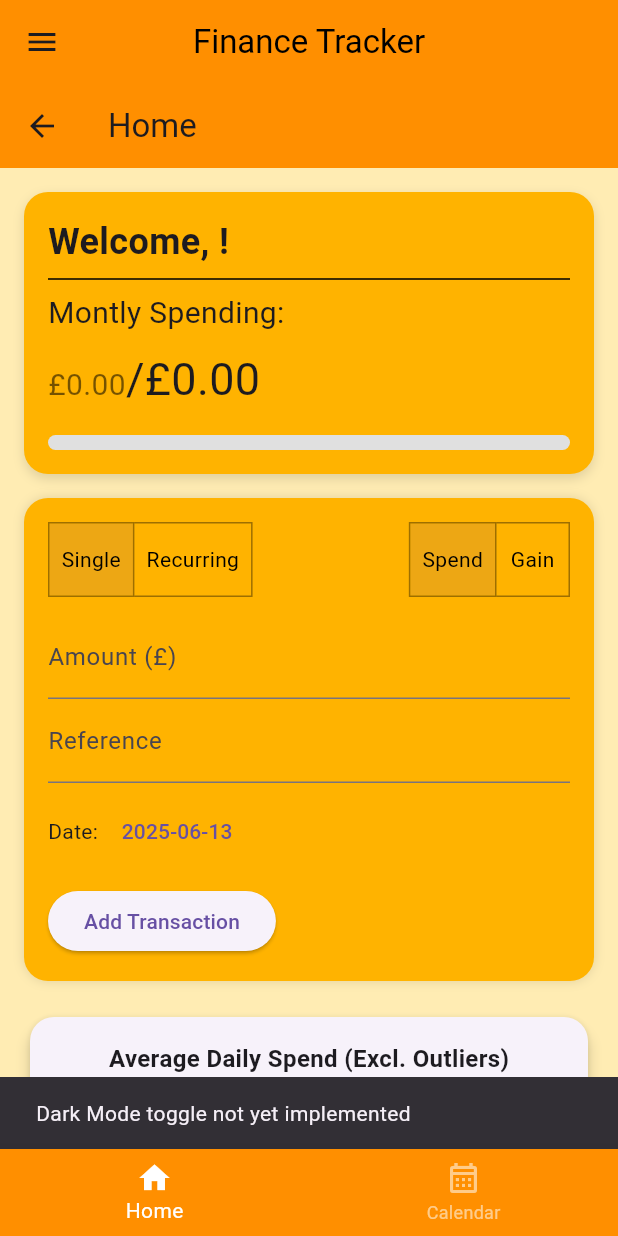
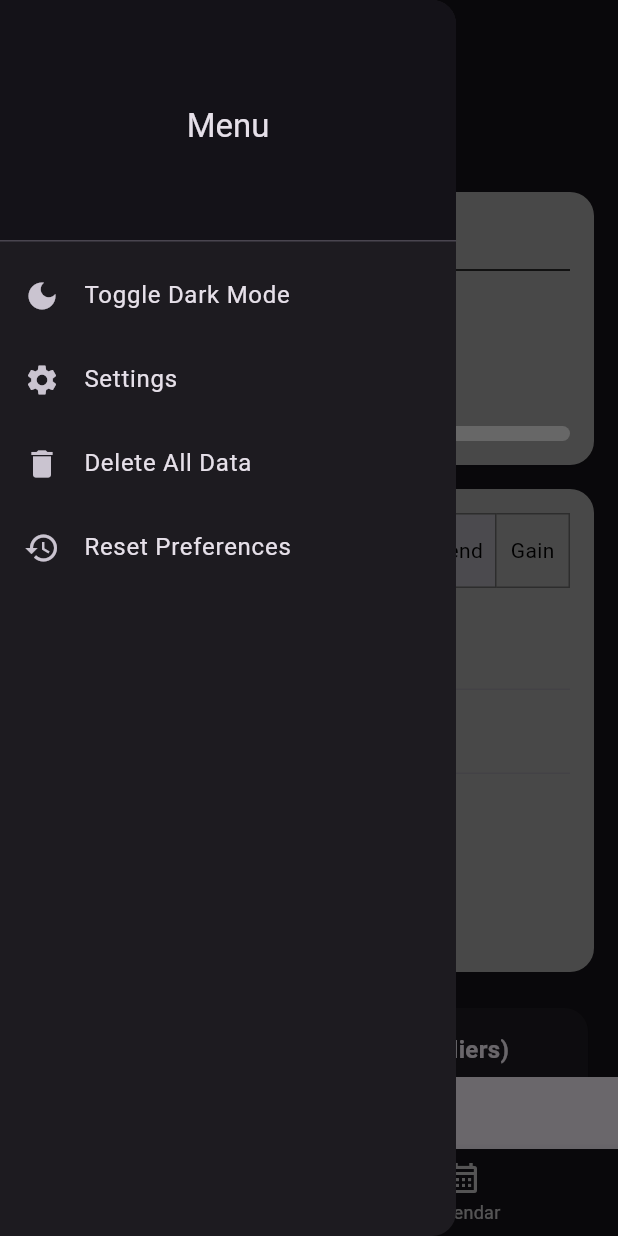
Before and after one commit to Defalt0402/Android-Finance-Tracker, a Flutter app: the MainApp screen opened by its route, in the side drawer, after a tap on "Toggle Dark Mode", on a phone screen of 412 x 824 dp. Run offline on Flutter 3.47's test engine with Material 3 defaults, Android fonts, the phone set to English and light mode, and no system bars; drawn by our look-alikes of fl_chart; our stand-ins replace shared_preferences, sqflite, table_calendar; accounts and stored records are empty.

Commit message:
Added dark theme. Refactored code to use theme colors instead of hard coded

```diff
--- a/finance_tracker/lib/main.dart
+++ b/finance_tracker/lib/main.dart
@@ -20,6 +20,29 @@ class MyApp extends StatefulWidget {
 }
 
 class _MyAppState extends State<MyApp> {
+  ThemeMode _themeMode = ThemeMode.light;
+
+  @override
+  void initState() {
+    super.initState();
+    _loadTheme();
+  }
+
+  Future<void> _loadTheme() async {
+    final prefs = await SharedPreferences.getInstance();
+    final isDark = prefs.getBool('isDarkMode') ?? false;
+    setState(() {
+      _themeMode = isDark ? ThemeMode.dark : ThemeMode.light;
+    });
+  }
+
+  Future<void> _toggleTheme(bool isDark) async {
+    final prefs = await SharedPreferences.getInstance();
+    await prefs.setBool('isDarkMode', isDark);
+    setState(() {
+      _themeMode = isDark ? ThemeMode.dark : ThemeMode.light;
+    });
+  }
 
   Future<bool> _isFirstTimeUser() async {
     final prefs = await SharedPreferences.getInstance();
@@ -31,9 +54,39 @@ class _MyAppState extends State<MyApp> {
   Widget build(BuildContext context) {
     return MaterialApp(
       title: 'Finance Tracker',
+      theme: ThemeData(
+        brightness: Brightness.light,
+        primaryColor: Colors.amber[800],
+        primaryColorLight: Colors.amber[600],
+        appBarTheme: AppBarTheme(
+          backgroundColor: Colors.amber[800],
+          foregroundColor: Colors.black,  // text and icons in appbar
+        ),
+        drawerTheme: DrawerThemeData(
+          backgroundColor: Colors.amber[100],
+        ),
+        textTheme: TextTheme(
+          titleLarge: TextStyle(  // headline6 is often used for titles like DrawerHeader
+            color: Colors.black, // set drawer header text color here
+            fontSize: 24,
+            fontWeight: FontWeight.bold,
+          ),
+        ),
+        bottomNavigationBarTheme: BottomNavigationBarThemeData(
+          backgroundColor: Colors.amber[800],
+          selectedItemColor: Colors.white,
+          unselectedItemColor: Colors.white54,
+        ),
+        toggleButtonsTheme: ToggleButtonsThemeData(
+          selectedColor: Colors.amber[900],
+          fillColor: Colors.amber[900],
+        )
+      ),
+      darkTheme: ThemeData.dark(),  // you can customize this too
+      themeMode: _themeMode,
       routes: {
         '/setup': (context) => const UserSetupPage(),
-        '/main': (context) => const MainApp(),
+        '/main': (context) => MainApp(toggleTheme: _toggleTheme),
         '/settings': (context) => const SettingsPage(),
       },
       navigatorObservers: [routeObserver],
@@ -47,7 +100,7 @@ class _MyAppState extends State<MyApp> {
           }
 
           final isNewUser = snapshot.data!;
-          return isNewUser ? const UserSetupPage() : const MainApp();
+          return isNewUser ? const UserSetupPage() : MainApp(toggleTheme: _toggleTheme);
         },
       ),
     );
@@ -56,7 +109,8 @@ class _MyAppState extends State<MyApp> {
 
 // Your main app with tabs (Home and Calendar)
 class MainApp extends StatefulWidget {
-  const MainApp({super.key});
+  final Future<void> Function(bool) toggleTheme;
+  const MainApp({Key? key, required this.toggleTheme}) : super(key: key);
 
   @override
   State<MainApp> createState() => _MainAppState();
@@ -77,30 +131,25 @@ class _MainAppState extends State<MainApp> {
   Widget build(BuildContext context) {
     return Scaffold(
       appBar: AppBar(
-        backgroundColor: Colors.amber[800],
+        backgroundColor: Theme.of(context).appBarTheme.backgroundColor,
         centerTitle: true,
-        title: const Text(
+        title: Text(
           "Finance Tracker",
-          style: TextStyle(
-            color: Colors.black,
-          ),
+          style: Theme.of(context).textTheme.titleLarge,
         ),
       ),
 
       drawer: Drawer(
-        backgroundColor: Colors.amber[100],
+        backgroundColor: Theme.of(context).drawerTheme.backgroundColor,
         child: ListView(
           padding: EdgeInsets.zero,
           children: [
-            const DrawerHeader(
-              decoration: BoxDecoration(color: Colors.amber),
+            DrawerHeader(
+              decoration: BoxDecoration(color: Theme.of(context).primaryColor),
               child: Center(
                 child: Text(
                   'Menu',
-                  style: TextStyle(
-                    color: Colors.black,
-                    fontSize: 24,
-                  ),
+                  style: Theme.of(context).textTheme.titleLarge,
                 ),
               ),
             ),
@@ -109,10 +158,13 @@ class _MainAppState extends State<MainApp> {
             ListTile(
               leading: const Icon(Icons.dark_mode),
               title: const Text('Toggle Dark Mode'),
-              onTap: () {
-                Navigator.pop(context);
+              onTap: () async {
+                final prefs = await SharedPreferences.getInstance();
+                final isDark = prefs.getBool('isDarkMode') ?? false;
+                await widget.toggleTheme(!isDark);
+
                 ScaffoldMessenger.of(context).showSnackBar(
-                  const SnackBar(content: Text('Dark Mode toggle not yet implemented')),
+                  SnackBar(content: Text('Dark mode ${!isDark ? "enabled" : "disabled"}')),
                 );
               },
             ),
@@ -173,10 +225,30 @@ class _MainAppState extends State<MainApp> {
               leading: const Icon(Icons.restore),
               title: const Text('Reset Preferences'),
               onTap: () async {
-                final prefs = await SharedPreferences.getInstance();
-                await prefs.clear();
-                Navigator.of(context).pop();
-                Navigator.pushReplacementNamed(context, '/setup');
+                final confirm = await showDialog<bool>(
+                  context: context,
+                  builder: (context) => AlertDialog(
+                    title: const Text('Confirm Reset'),
+                    content: const Text('This will clear your preferences and restart setup. Continue?'),
+                    actions: [
+                      TextButton(
+                        onPressed: () => Navigator.pop(context, false),
+                        child: const Text('Cancel'),
+                      ),
+                      TextButton(
+                        onPressed: () => Navigator.pop(context, true),
+                        child: const Text('Reset', style: TextStyle(color: Colors.red)),
+                      ),
+                    ],
+                  ),
+                );
+
+                if (confirm == true) {
+                  final prefs = await SharedPreferences.getInstance();
+                  await prefs.clear();
+                  Navigator.of(context).pop(); // close drawer
+                  Navigator.pushReplacementNamed(context, '/setup');
+                }
               },
             ),
           ],
@@ -191,9 +263,9 @@ class _MainAppState extends State<MainApp> {
 
       bottomNavigationBar: BottomNavigationBar(
         type: BottomNavigationBarType.fixed,
-        backgroundColor: Colors.amber[800],
-        selectedItemColor: Colors.white,
-        unselectedItemColor: Colors.white54,
+        backgroundColor: Theme.of(context).bottomNavigationBarTheme.backgroundColor,
+        selectedItemColor: Theme.of(context).bottomNavigationBarTheme.selectedItemColor,
+        unselectedItemColor: Theme.of(context).bottomNavigationBarTheme.unselectedItemColor,
         currentIndex: currentIndex,
         onTap: (index) {
           setState(() => currentIndex = index);
--- a/finance_tracker/lib/page/HomePage.dart
+++ b/finance_tracker/lib/page/HomePage.dart
@@ -78,6 +78,7 @@ class HomePageState extends State<HomePage> with RouteAware {
   Future<void> reloadData() async {
     // Reload data here (e.g., update amount spent)
     _loadUserData();
+    _refreshGraphData();
     await _loadMonthlySpending();
   }
 
@@ -173,6 +174,7 @@ class HomePageState extends State<HomePage> with RouteAware {
 
   @override
   Widget build(BuildContext context) {
+    final theme = Theme.of(context);
     final double progress = (_monthBudget > 0) ? (_amountSpent / _monthBudget).clamp(0.0, 1.0) : 0.0;
 
     // Determine color based on progress
@@ -183,10 +185,9 @@ class HomePageState extends State<HomePage> with RouteAware {
     }
 
     return Scaffold(
-      backgroundColor: Colors.amber[100],
+      backgroundColor: theme.drawerTheme.backgroundColor,
       appBar: AppBar(
-        backgroundColor: Colors.amber[800],
-        title: const Text("Home"),
+        title: Text("Home"),
       ),
       body: GestureDetector(
         behavior: HitTestBehavior.opaque,
@@ -204,7 +205,7 @@ class HomePageState extends State<HomePage> with RouteAware {
                   width: double.infinity,
                   padding: const EdgeInsets.all(16),
                   decoration: BoxDecoration(
-                    color: Colors.amber[600],
+                    color: theme.primaryColorLight,
                     borderRadius: BorderRadius.circular(16),
                     boxShadow: [
                       BoxShadow(
@@ -218,12 +219,13 @@ class HomePageState extends State<HomePage> with RouteAware {
                     crossAxisAlignment: CrossAxisAlignment.start,
                     children: [
                       Text("Welcome, $_name!",
-                          style: const TextStyle(
-                              fontSize: 24, fontWeight: FontWeight.bold)),
+                          style: theme.textTheme.titleLarge?.copyWith(color: Colors.black),),
                       const Divider(color: Colors.black,),
                       Text("Montly Spending:",
-                          style: const TextStyle(
-                              fontSize: 20)),
+                          style: TextStyle(
+                              fontSize: 20,
+                              color: Colors.black,
+                              )),
                       const SizedBox(height: 8),
                       Text.rich(
                         TextSpan(
--- a/finance_tracker/lib/page/UserSetupPage.dart
+++ b/finance_tracker/lib/page/UserSetupPage.dart
@@ -40,11 +40,12 @@ class _UserSetupPageState extends State<UserSetupPage> {
   }
 
   Widget _buildStep1() {
+    final theme = Theme.of(context);
     return Center(
       child: Container(
         padding: EdgeInsets.all(16),
         decoration: BoxDecoration(
-          color: Colors.amber[600],
+          color: theme.primaryColorLight,
           borderRadius: BorderRadius.circular(8),
         ),
         child: Column(
@@ -75,15 +76,16 @@ class _UserSetupPageState extends State<UserSetupPage> {
   }
 
   Widget _buildStep2() {
+    final theme = Theme.of(context);
     return Center(
       child: Container(
         padding: const EdgeInsets.all(16),
         decoration: BoxDecoration(
-          color: Colors.amber[600],
+          color: theme.primaryColorLight,
           borderRadius: BorderRadius.circular(8),
           boxShadow: const [
             BoxShadow(
-              color: Colors.black12,
+              color: Colors.black,
               blurRadius: 4,
               offset: Offset(0, 2),
             ),
@@ -119,10 +121,11 @@ class _UserSetupPageState extends State<UserSetupPage> {
 
   @override
   Widget build(BuildContext context) {
+    final theme = Theme.of(context);
     return Scaffold(
-      backgroundColor: Colors.amber[100],
+      backgroundColor: theme.drawerTheme.backgroundColor,
       appBar: AppBar(
-        backgroundColor: Colors.amber[800],
+        backgroundColor: theme.primaryColor,
         title: const Center(child: Text("Welcome!")),
       ),
       body: Transform.translate(
--- a/finance_tracker/lib/transaction_widget.dart
+++ b/finance_tracker/lib/transaction_widget.dart
@@ -64,12 +64,14 @@ class _AddTransactionWidgetState extends State<AddTransactionWidget> {
 
   @override
   Widget build(BuildContext context) {
+    final theme = Theme.of(context);
+
     return Container(
       width: double.infinity,
       margin: const EdgeInsets.only(top: 16),
       padding: const EdgeInsets.all(16),
       decoration: BoxDecoration(
-        color: Colors.amber[600],
+        color: theme.primaryColorLight,
         borderRadius: BorderRadius.circular(16),
         boxShadow: const [BoxShadow(color: Colors.black12, blurRadius: 6)],
       ),
@@ -82,7 +84,8 @@ class _AddTransactionWidgetState extends State<AddTransactionWidget> {
               ToggleButtons(
                 borderColor: Colors.black38,
                 selectedBorderColor: Colors.black38,
-                selectedColor: Colors.amber[900],
+                selectedColor: theme.toggleButtonsTheme.selectedColor,
+                fillColor: theme.toggleButtonsTheme.fillColor,
                 isSelected: [!isRecurring, isRecurring],
                 onPressed: (index) => setState(() => isRecurring = index == 1),
                 children: const [
@@ -93,7 +96,7 @@ class _AddTransactionWidgetState extends State<AddTransactionWidget> {
               ToggleButtons(
                 borderColor: Colors.black38,
                 selectedBorderColor: Colors.black38,
-                selectedColor: Colors.amber[900],
+                selectedColor: theme.toggleButtonsTheme.selectedColor,
                 isSelected: [_transactionType == 'spend', _transactionType == 'gain'],
                 onPressed: (index) {
                   setState(() => _transactionType = index == 0 ? 'spend' : 'gain');
@@ -108,18 +111,18 @@ class _AddTransactionWidgetState extends State<AddTransactionWidget> {
           const SizedBox(height: 12),
           TextField(
             controller: _amountController,
-            decoration: const InputDecoration(labelText: 'Amount (£)'),
+            decoration: const InputDecoration(labelText: 'Amount (£)', labelStyle: TextStyle(color: Colors.black)),
             keyboardType: TextInputType.number,
           ),
           TextField(
             controller: _referenceController,
-            decoration: const InputDecoration(labelText: 'Reference'),
+            decoration: const InputDecoration(labelText: 'Reference', labelStyle: TextStyle(color: Colors.black)),
           ),
           const SizedBox(height: 8),
           if (!isRecurring)
             Row(
               children: [
-                const Text('Date: '),
+                const Text('Date: ', style: TextStyle(color: Colors.black),),
                 TextButton(
                   child: Text(DateFormat('yyyy-MM-dd').format(singleDate)),
                   onPressed: () async {
@@ -140,7 +143,9 @@ class _AddTransactionWidgetState extends State<AddTransactionWidget> {
               children: [
                 Row(
                   children: [
-                    const Text('Start: '),
+                    Text('Start: ',
+                      style: TextStyle(color: Colors.black),
+                    ),
                     TextButton(
                       child: Text(DateFormat('yyyy-MM-dd').format(startDate)),
                       onPressed: () async {
@@ -157,7 +162,9 @@ class _AddTransactionWidgetState extends State<AddTransactionWidget> {
                 ),
                 Row(
                   children: [
-                    const Text('End: '),
+                    const Text('End: ',
+                      style: TextStyle(color: Colors.black),
+                    ),
                     TextButton(
                       child: Text(DateFormat('yyyy-MM-dd').format(endDate)),
                       onPressed: () async {
@@ -178,6 +185,7 @@ class _AddTransactionWidgetState extends State<AddTransactionWidget> {
                   items: ['Daily', 'Weekly', 'Monthly']
                       .map((f) => DropdownMenuItem(value: f, child: Text(f)))
                       .toList(),
+                  style: TextStyle(color: Colors.black),
                 ),
               ],
             ),
```
Also changed, not shown: finance_tracker/lib/page/CalendarPage.dart (+12 -7 lines), finance_tracker/lib/page/SettingsPage.dart (+5 -4 lines).
